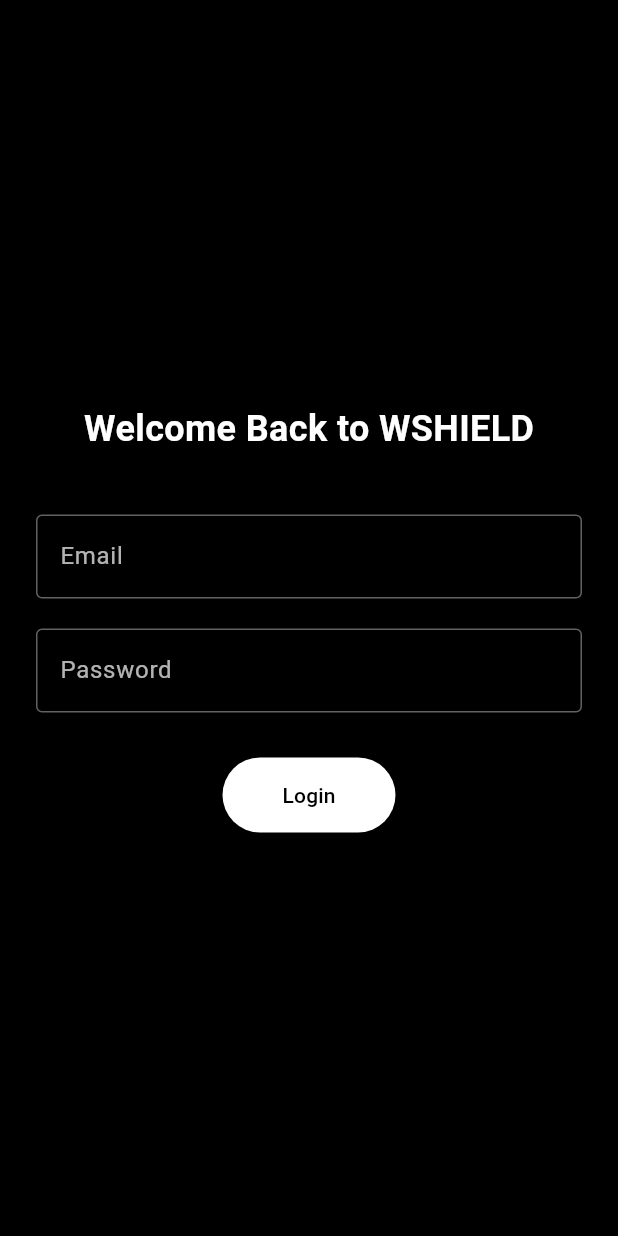
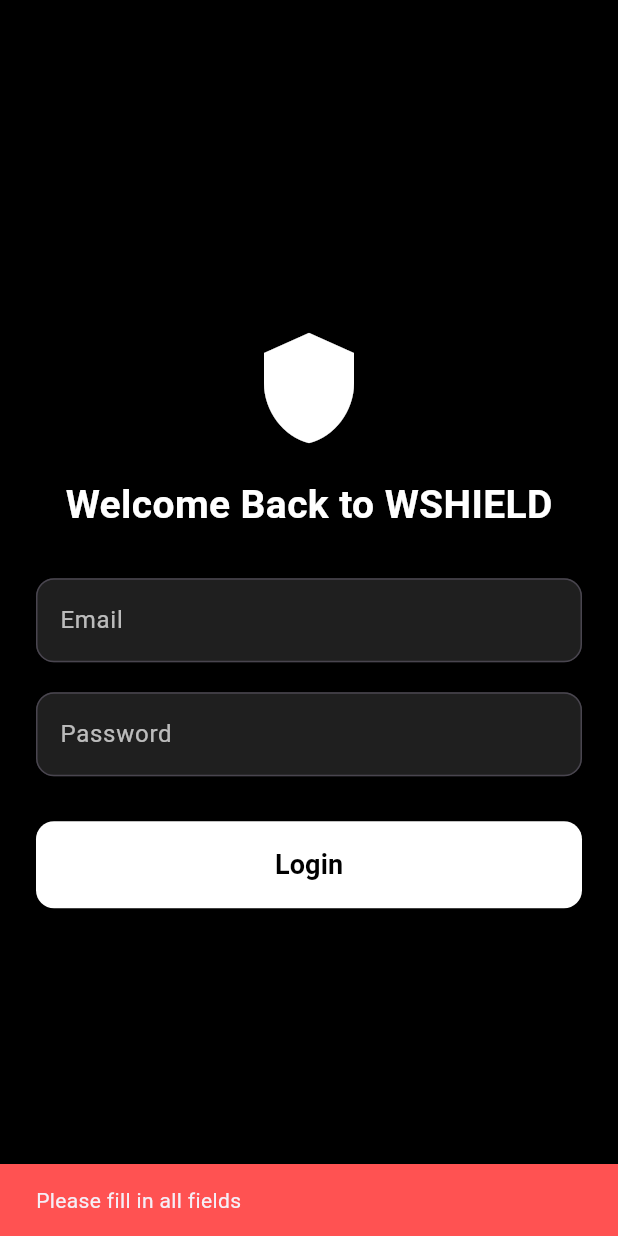
Before and after one commit to Veerendra184/wshield_app, a Flutter app: the screen it shows after launch, after a tap on "Login", on a phone screen of 412 x 824 dp. Run offline on Flutter 3.47's test engine with Material 3 defaults, Android fonts, the phone set to English and light mode, and no system bars.

Commit message:
Added complete login UI and validation

```diff
--- a/lib/screens/login_screen.dart
+++ b/lib/screens/login_screen.dart
@@ -1,7 +1,49 @@
 import 'package:flutter/material.dart';
 
-class LoginScreen extends StatelessWidget {
+class LoginScreen extends StatefulWidget {
   const LoginScreen({super.key});
+
+  @override
+  State<LoginScreen> createState() => _LoginScreenState();
+}
+
+class _LoginScreenState extends State<LoginScreen> {
+  final TextEditingController emailController = TextEditingController();
+  final TextEditingController passwordController = TextEditingController();
+
+  void loginUser() {
+    final email = emailController.text.trim();
+    final password = passwordController.text.trim();
+
+    if (email.isEmpty || password.isEmpty) {
+      showError('Please fill in all fields');
+      return;
+    }
+
+    if (!email.contains('@') || !email.contains('.')) {
+      showError('Please enter a valid email address');
+      return;
+    }
+
+    // ✅ All good!
+    ScaffoldMessenger.of(context).showSnackBar(
+      const SnackBar(
+        content: Text('Logging in...'),
+        backgroundColor: Colors.green,
+      ),
+    );
+
+    // TODO: Later add Firebase login or backend authentication
+  }
+
+  void showError(String message) {
+    ScaffoldMessenger.of(context).showSnackBar(
+      SnackBar(
+        content: Text(message),
+        backgroundColor: Colors.redAccent,
+      ),
+    );
+  }
 
   @override
   Widget build(BuildContext context) {
@@ -14,54 +56,63 @@
             child: Column(
               mainAxisAlignment: MainAxisAlignment.center,
               children: [
-                Text(
+                const Icon(Icons.shield, color: Colors.white, size: 80),
+                const SizedBox(height: 20),
+                const Text(
                   'Welcome Back to WSHIELD',
                   style: TextStyle(
                     color: Colors.white,
-                    fontSize: 24,
+                    fontSize: 26,
                     fontWeight: FontWeight.bold,
                   ),
                 ),
-                const SizedBox(height: 40),
+                const SizedBox(height: 30),
                 TextField(
-                  style: TextStyle(color: Colors.white),
+                  controller: emailController,
+                  style: const TextStyle(color: Colors.white),
                   decoration: InputDecoration(
+                    filled: true,
+                    fillColor: Colors.white12,
                     labelText: 'Email',
-                    labelStyle: TextStyle(color: Colors.white70),
-                    enabledBorder: OutlineInputBorder(
-                      borderSide: BorderSide(color: Colors.white38),
-                    ),
-                    focusedBorder: OutlineInputBorder(
-                      borderSide: BorderSide(color: Colors.white),
+                    labelStyle: const TextStyle(color: Colors.white70),
+                    border: OutlineInputBorder(
+                      borderRadius: BorderRadius.circular(12),
                     ),
                   ),
                 ),
                 const SizedBox(height: 20),
                 TextField(
+                  controller: passwordController,
                   obscureText: true,
-                  style: TextStyle(color: Colors.white),
+                  style: const TextStyle(color: Colors.white),
                   decoration: InputDecoration(
+                    filled: true,
+                    fillColor: Colors.white12,
                     labelText: 'Password',
-                    labelStyle: TextStyle(color: Colors.white70),
-                    enabledBorder: OutlineInputBorder(
-                      borderSide: BorderSide(color: Colors.white38),
-                    ),
-                    focusedBorder: OutlineInputBorder(
-                      borderSide: BorderSide(color: Colors.white),
+                    labelStyle: const TextStyle(color: Colors.white70),
+                    border: OutlineInputBorder(
+                      borderRadius: BorderRadius.circular(12),
                     ),
                   ),
                 ),
                 const SizedBox(height: 30),
-                ElevatedButton(
-                  style: ElevatedButton.styleFrom(
-                    backgroundColor: Colors.white,
-                    foregroundColor: Colors.black,
-                    padding: const EdgeInsets.symmetric(horizontal: 40, vertical: 15),
+                SizedBox(
+                  width: double.infinity,
+                  child: ElevatedButton(
+                    style: ElevatedButton.styleFrom(
+                      backgroundColor: Colors.white,
+                      foregroundColor: Colors.black,
+                      padding: const EdgeInsets.symmetric(vertical: 16),
+                      shape: RoundedRectangleBorder(
+                        borderRadius: BorderRadius.circular(12),
+                      ),
+                    ),
+                    onPressed: loginUser,
+                    child: const Text(
+                      'Login',
+                      style: TextStyle(fontSize: 18, fontWeight: FontWeight.bold),
+                    ),
                   ),
-                  onPressed: () {
-                    // Add login functionality later
-                  },
-                  child: const Text('Login'),
                 ),
               ],
             ),
--- a/lib/screens/splash_screen.dart
+++ b/lib/screens/splash_screen.dart
@@ -10,15 +10,18 @@
 
 class _SplashScreenState extends State<SplashScreen> {
   @override
-  void initState() {
-    super.initState();
-    Future.delayed(const Duration(seconds: 3), () {
+void initState() {
+  super.initState();
+  Future.delayed(const Duration(seconds: 3), () {
+    if (mounted) {
       Navigator.pushReplacement(
         context,
         MaterialPageRoute(builder: (context) => const LoginScreen()),
       );
-    });
-  }
+    }
+  });
+}
+
 
   @override
   Widget build(BuildContext context) {
```
